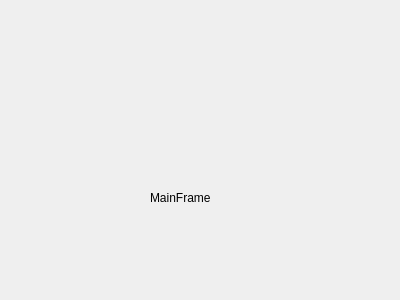
Above: ClimateControlSystem/Frames/MainFrame.ui from Aleksey710/climatecontrolsystem before the change. Below: the same form after it.
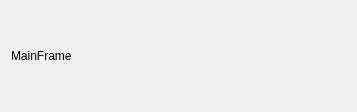
That is the form after the change.

```diff
--- a/ClimateControlSystem/Frames/MainFrame.ui
+++ b/ClimateControlSystem/Frames/MainFrame.ui
@@ -6,26 +6,26 @@
    <rect>
     <x>0</x>
     <y>0</y>
-    <width>400</width>
-    <height>300</height>
+    <width>357</width>
+    <height>112</height>
    </rect>
   </property>
   <property name="windowTitle">
    <string>Form</string>
   </property>
+  <layout class="QGridLayout" name="gridLayout_2">
+   <item row="0" column="0">
+    <layout class="QGridLayout" name="gridLayout">
+     <item row="0" column="0">
   <widget class="QLabel" name="label">
-   <property name="geometry">
-    <rect>
-     <x>150</x>
-     <y>190</y>
-     <width>151</width>
-     <height>16</height>
-    </rect>
-   </property>
    <property name="text">
     <string>MainFrame</string>
    </property>
   </widget>
+     </item>
+    </layout>
+   </item>
+  </layout>
  </widget>
  <resources/>
  <connections/>
```
Lines whose indentation alone changed are shown as unchanged.
